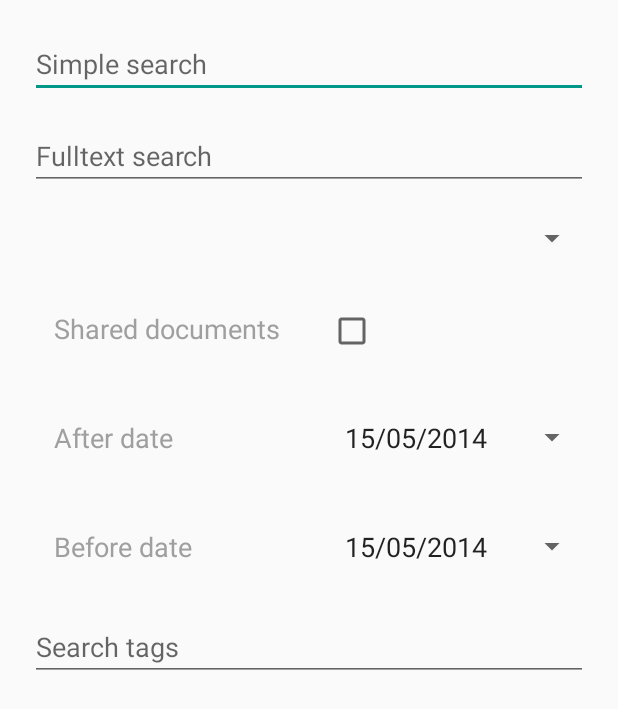
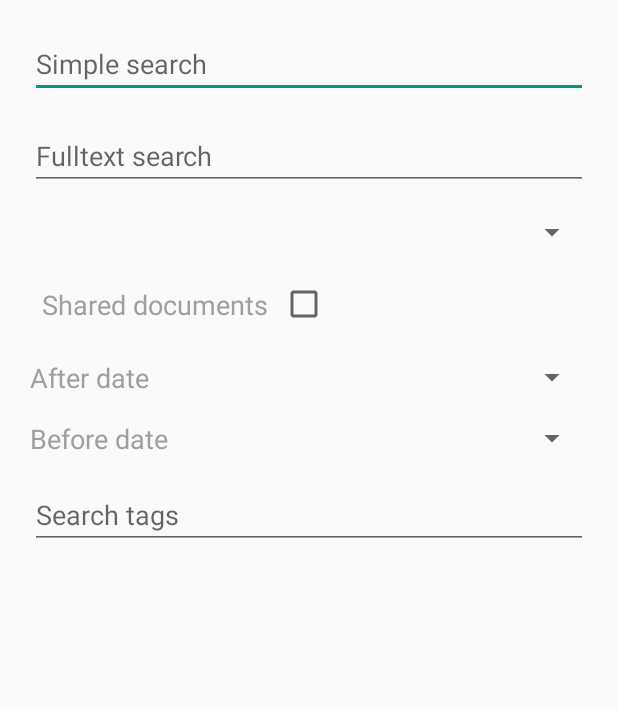
Before and after one commit to sismics/docs, an Android app: the layout search_dialog.xml on its own in the app's theme, with its tools: preview values and no code run, on a phone screen of 412 x 824 dp. Shown: the top 709 px of the screen. Run offline under Robolectric (Android 15) with nearby library versions, the phone set to English and light mode, and no system bars.

Commit message:
Android: advanced search UI

```diff
--- a/docs-android/app/src/main/java/com/sismics/docs/activity/DocumentEditActivity.java
+++ b/docs-android/app/src/main/java/com/sismics/docs/activity/DocumentEditActivity.java
@@ -84,8 +84,10 @@
 
         // Setup the activity
         setContentView(R.layout.document_edit_activity);
-        getSupportActionBar().setDisplayHomeAsUpEnabled(true);
-        getSupportActionBar().setHomeButtonEnabled(true);
+        if (getSupportActionBar() != null) {
+            getSupportActionBar().setDisplayHomeAsUpEnabled(true);
+            getSupportActionBar().setHomeButtonEnabled(true);
+        }
         languageSpinner = (Spinner) findViewById(R.id.languageSpinner);
         tagsEditText = (TagsCompleteTextView) findViewById(R.id.tagsEditText);
         datePickerView = (DatePickerView) findViewById(R.id.dateEditText);
@@ -93,7 +95,7 @@
         descriptionEditText = (EditText) findViewById(R.id.descriptionEditText);
 
         // Language spinner
-        LanguageAdapter languageAdapter = new LanguageAdapter(this);
+        LanguageAdapter languageAdapter = new LanguageAdapter(this, false);
         languageSpinner.setAdapter(languageAdapter);
 
         // Tags auto-complete
--- a/docs-android/app/src/main/java/com/sismics/docs/adapter/LanguageAdapter.java
+++ b/docs-android/app/src/main/java/com/sismics/docs/adapter/LanguageAdapter.java
@@ -25,9 +25,12 @@ public class LanguageAdapter extends BaseAdapter {
 
     private List<Language> languageList;
 
-    public LanguageAdapter(Context context) {
+    public LanguageAdapter(Context context, boolean noValue) {
         this.context = context;
         this.languageList = new ArrayList<>();
+        if (noValue) {
+            languageList.add(new Language("", R.string.all_languages, 0));
+        }
         languageList.add(new Language("fra", R.string.language_french, R.drawable.fra));
         languageList.add(new Language("eng", R.string.language_english, R.drawable.eng));
         languageList.add(new Language("jpn", R.string.language_japanese, R.drawable.jpn));
--- a/docs-android/app/src/main/java/com/sismics/docs/fragment/SearchFragment.java
+++ b/docs-android/app/src/main/java/com/sismics/docs/fragment/SearchFragment.java
@@ -8,9 +8,20 @@ import android.support.annotation.NonNull;
 import android.support.v4.app.DialogFragment;
 import android.view.LayoutInflater;
 import android.view.View;
+import android.widget.Spinner;
 
 import com.sismics.docs.R;
+import com.sismics.docs.adapter.LanguageAdapter;
+import com.sismics.docs.adapter.TagAutoCompleteAdapter;
 import com.sismics.docs.event.SearchEvent;
+import com.sismics.docs.ui.view.TagsCompleteTextView;
+import com.sismics.docs.util.PreferenceUtil;
+
+import org.json.JSONArray;
+import org.json.JSONObject;
+
+import java.util.ArrayList;
+import java.util.List;
 
 import de.greenrobot.event.EventBus;
 
@@ -38,6 +49,29 @@ public class SearchFragment extends DialogFragment {
         // Setup the view
         LayoutInflater inflater = getActivity().getLayoutInflater();
         View view = inflater.inflate(R.layout.search_dialog, null);
+        Spinner languageSpinner = (Spinner) view.findViewById(R.id.languageSpinner);
+        TagsCompleteTextView tagsEditText = (TagsCompleteTextView) view.findViewById(R.id.tagsEditText);
+
+        // Language spinner
+        LanguageAdapter languageAdapter = new LanguageAdapter(getActivity(), true);
+        languageSpinner.setAdapter(languageAdapter);
+
+        // Tags auto-complete
+        JSONObject tags = PreferenceUtil.getCachedJson(getActivity(), PreferenceUtil.PREF_CACHED_TAGS_JSON);
+        if (tags == null) {
+            Dialog dialog = builder.create();
+            dialog.cancel();
+            return dialog;
+        }
+        JSONArray tagArray = tags.optJSONArray("stats");
+
+        List<JSONObject> tagList = new ArrayList<>();
+        for (int i = 0; i < tagArray.length(); i++) {
+            tagList.add(tagArray.optJSONObject(i));
+        }
+
+        tagsEditText.allowDuplicates(false);
+        tagsEditText.setAdapter(new TagAutoCompleteAdapter(getActivity(), 0, tagList));
 
         // Build the dialog
         builder.setView(view)
--- a/docs-android/app/src/main/res/layout/search_dialog.xml
+++ b/docs-android/app/src/main/res/layout/search_dialog.xml
@@ -11,112 +11,112 @@
 
         <!-- Simple search -->
         <EditText
+            android:id="@+id/searchEditText"
             android:layout_width="match_parent"
             android:layout_height="wrap_content"
             android:layout_margin="8dp"
             android:textSize="18sp"
-            android:hint="Simple search"/>
+            android:hint="@string/simple_search"/>
 
         <!-- Fulltext search -->
         <EditText
+            android:id="@+id/fulltextEditText"
             android:layout_width="match_parent"
             android:layout_height="wrap_content"
             android:layout_margin="8dp"
             android:textSize="18sp"
-            android:hint="Fulltext search"/>
+            android:hint="@string/fulltext_search"/>
 
         <!-- Language -->
         <Spinner
+            android:id="@+id/languageSpinner"
             android:layout_width="match_parent"
             android:layout_height="wrap_content"
-            android:layout_margin="8dp"
-            android:padding="16dp"/>
+            android:layout_margin="8dp"/>
 
         <!-- Shared -->
         <LinearLayout
             android:layout_width="match_parent"
-            android:layout_height="wrap_content">
+            android:layout_height="wrap_content"
+            android:layout_margin="8dp"
+            android:gravity="center_vertical">
 
             <TextView
-                android:text="Shared documents"
+                android:text="@string/shared_documents"
                 android:textColor="#9f9f9f"
                 android:fontFamily="sans-serif"
                 android:layout_width="wrap_content"
                 android:layout_height="wrap_content"
                 android:layout_margin="8dp"
-                android:textSize="18sp"
-                android:padding="16dp"/>
+                android:textSize="18sp"/>
 
             <CheckBox
+                android:id="@+id/sharedCheckbox"
                 android:layout_width="wrap_content"
-                android:layout_height="wrap_content"
-                android:layout_margin="8dp"/>
+                android:layout_height="wrap_content"/>
 
         </LinearLayout>
 
         <!-- Before date -->
         <LinearLayout
             android:layout_width="match_parent"
-            android:layout_height="wrap_content">
+            android:layout_height="wrap_content"
+            android:gravity="center_vertical"
+            android:layout_margin="8dp">
 
             <TextView
                 android:layout_weight="0.5"
-                android:text="After date"
+                android:text="@string/after_date"
                 android:textColor="#9f9f9f"
                 android:fontFamily="sans-serif"
                 android:layout_width="0dp"
                 android:layout_height="wrap_content"
-                android:layout_margin="8dp"
-                android:textSize="18sp"
-                android:padding="16dp"/>
+                android:textSize="18sp"/>
 
             <com.sismics.docs.ui.view.DatePickerView
                 style="@android:style/Widget.DeviceDefault.Light.Spinner"
+                android:id="@+id/afterDatePicker"
                 android:layout_weight="0.5"
                 android:layout_width="0dp"
                 android:layout_height="wrap_content"
-                android:layout_margin="8dp"
-                android:textSize="18sp"
-                android:padding="16dp"
-                android:text="15/05/2014"/>
+                android:textSize="18sp"/>
 
         </LinearLayout>
 
         <!-- After date -->
         <LinearLayout
             android:layout_width="match_parent"
-            android:layout_height="wrap_content">
+            android:layout_height="wrap_content"
+            android:layout_margin="8dp"
+            android:gravity="center_vertical">
 
             <TextView
                 android:layout_weight="0.5"
-                android:text="Before date"
+                android:text="@string/before_date"
                 android:textColor="#9f9f9f"
                 android:fontFamily="sans-serif"
                 android:layout_width="0dp"
                 android:layout_height="wrap_content"
-                android:layout_margin="8dp"
-                android:textSize="18sp"
-                android:padding="16dp"/>
+                android:textSize="18sp"/>
 
             <com.sismics.docs.ui.view.DatePickerView
                 style="@android:style/Widget.DeviceDefault.Light.Spinner"
+                android:id="@+id/beforeDatePicker"
                 android:layout_weight="0.5"
                 android:layout_width="0dp"
                 android:layout_height="wrap_content"
-                android:layout_margin="8dp"
-                android:textSize="18sp"
-                android:padding="16dp"
-                android:text="15/05/2014"/>
+                android:textSize="18sp"/>
 
         </LinearLayout>
 
         <!-- Tags -->
         <com.sismics.docs.ui.view.TagsCompleteTextView
+            android:id="@+id/tagsEditText"
             android:layout_width="match_parent"
             android:layout_height="wrap_content"
             android:textSize="18sp"
             android:layout_margin="8dp"
-            android:hint="Search tags"/>
+            android:hint="@string/search_tags"/>
 
     </LinearLayout>
 
--- a/docs-android/app/src/main/res/values/strings.xml
+++ b/docs-android/app/src/main/res/values/strings.xml
@@ -99,6 +99,12 @@
     <string name="creation_date">Creation date</string>
     <string name="description">Description</string>
     <string name="title">Title</string>
+    <string name="simple_search">Simple search</string>
+    <string name="fulltext_search">Fulltext search</string>
+    <string name="after_date">After date</string>
+    <string name="before_date">Before date</string>
+    <string name="search_tags">Search tags</string>
+    <string name="all_languages">All languages</string>
 
 
 </resources>
```
